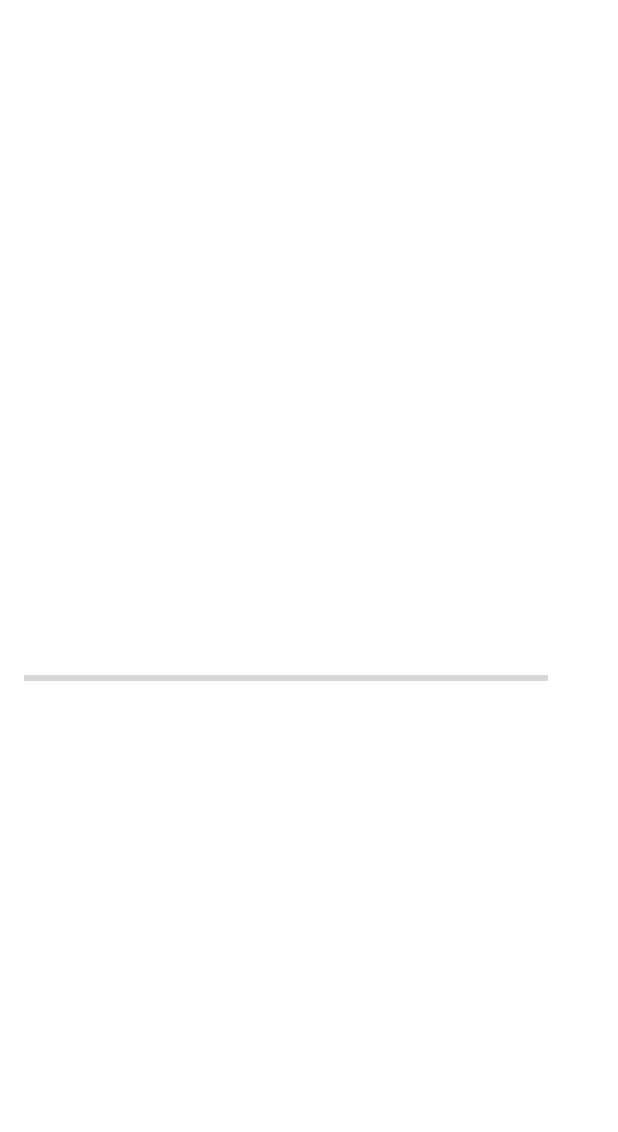
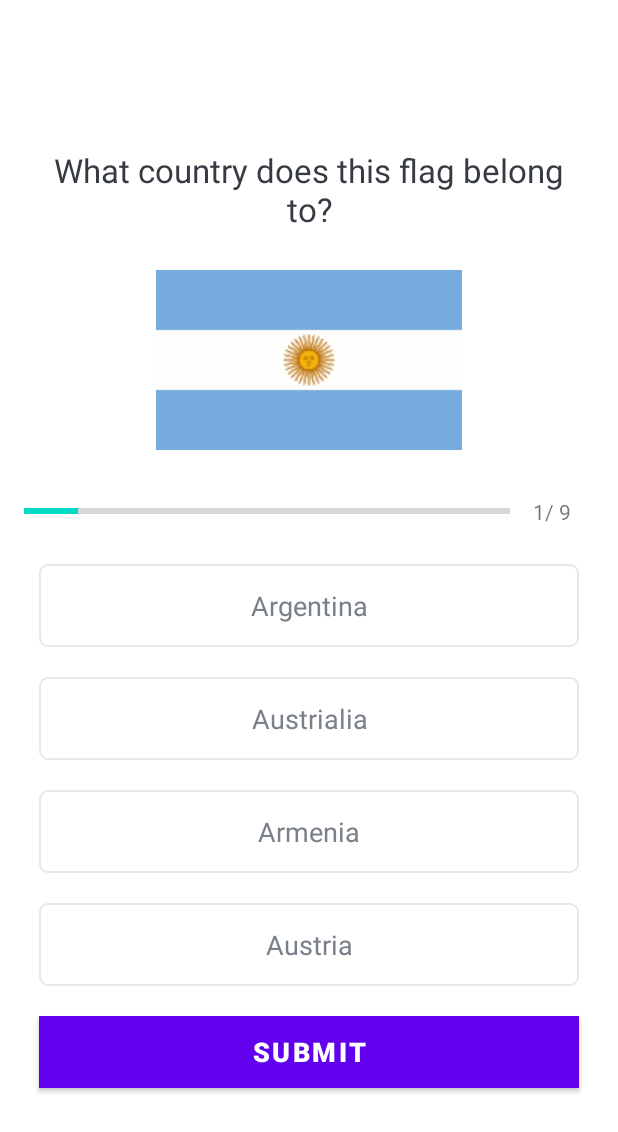
Before and after one commit to oguzhansecgel/Quiz-App, an Android app: the QuizQeustionsActivity screen opened directly, with no data from a screen before it, on a phone screen of 412 x 824 dp. Shown: the top 1132 px of the screen. Run offline under Robolectric (Android 15) with nearby library versions, the phone set to English and light mode, and no system bars.

Commit message:
Setting up The questions UI and connecting the UI to the model

```diff
--- a/app/src/main/java/com/example/quizapp/QuizQeustionsActivity.kt
+++ b/app/src/main/java/com/example/quizapp/QuizQeustionsActivity.kt
@@ -3,13 +3,54 @@ package com.example.quizapp
 import androidx.appcompat.app.AppCompatActivity
 import android.os.Bundle
 import android.util.Log
+import android.widget.ImageView
+import android.widget.ProgressBar
+import android.widget.TextView
 
 class QuizQeustionsActivity : AppCompatActivity() {
+    private var progressBar : ProgressBar?=null
+    private var tvProgress : TextView?=null
+    private var tvQuestion : TextView?=null
+    private var ivImage : ImageView?=null
+
+
+    private var tvOptionOne : TextView?=null
+    private var tvOptionTwo : TextView?=null
+    private var tvOptionThree : TextView?=null
+    private var tvOptionFour : TextView?=null
     override fun onCreate(savedInstanceState: Bundle?) {
         super.onCreate(savedInstanceState)
         setContentView(R.layout.activity_quiz_qeustions)
 
+        progressBar = findViewById(R.id.progressBar)
+        tvProgress = findViewById(R.id.tv_progress)
+        tvQuestion = findViewById(R.id.tvQuestion)
+        ivImage = findViewById(R.id.iv_image)
+        tvOptionOne = findViewById(R.id.tv_option_one)
+        tvOptionTwo = findViewById(R.id.tv_option_two)
+        tvOptionThree = findViewById(R.id.tv_option_three)
+        tvOptionFour= findViewById(R.id.tv_option_four)
+
+
         val questionsList = Constants.getQuestions()
         Log.i("QuestionsList size is","${questionsList.size}")
+
+
+        for(i in questionsList)
+        {
+            Log.e("Questions",i.question)
+        }
+
+        var currentPosition = 1
+        val question : Question = questionsList[currentPosition-1]
+        ivImage?.setImageResource(question.image)
+        progressBar?.progress=currentPosition
+        tvProgress?.text="$currentPosition/ ${progressBar?.max}"
+        tvQuestion?.text=question.question
+        tvOptionOne?.text=question.optionOne
+        tvOptionTwo?.text=question.optionTwo
+        tvOptionThree?.text=question.optionThree
+        tvOptionFour?.text=question.optionFour
+
     }
 }
--- /dev/null
+++ b/app/src/main/res/drawable/default_option_border_bg.xml
@@ -0,0 +1,10 @@
+<?xml version="1.0" encoding="utf-8"?>
+<shape xmlns:android="http://schemas.android.com/apk/res/android"
+        android:shape="rectangle"
+>
+<stroke
+    android:width="1dp"
+    android:color="#E8E8E8"/>
+    <solid android:color="@color/white"/>
+    <corners android:radius="5dp"/>
+</shape>
--- a/app/src/main/res/layout/activity_quiz_qeustions.xml
+++ b/app/src/main/res/layout/activity_quiz_qeustions.xml
@@ -21,13 +21,13 @@
                     android:textColor="#363A43"
                     tools:text="What country does this flag belong to ?"
             />
+
             <ImageView android:layout_width="wrap_content" android:layout_height="wrap_content"
                        android:id="@+id/iv_image"
                        android:layout_marginTop="16dp"
                        android:contentDescription="Quiz Image"
-                   tools:src = "@drawable/ic_flag_of_argentina"
+                       tools:src="@drawable/ic_flag_of_argentina"
             />
-
             <LinearLayout android:layout_width="match_parent" android:layout_height="wrap_content"
                           android:gravity="center_vertical"
                           android:layout_marginTop="16dp"
@@ -54,6 +54,54 @@
                        tools:text="0/9"
              />
          </LinearLayout>
+        <TextView
+                android:id="@+id/tv_option_one"
+                android:layout_width="match_parent" android:layout_height="wrap_content"
+                  android:layout_margin="10dp"
+                  android:background="@drawable/default_option_border_bg"
+                  android:gravity="center"
+                  android:padding="15dp"
+                  android:textColor="#7A8089"
+                  android:textSize="18sp"
+                  tools:text="Apple"/>
+            <TextView
+                    android:id="@+id/tv_option_two"
+                    android:layout_width="match_parent" android:layout_height="wrap_content"
+                      android:layout_margin="10dp"
+                      android:background="@drawable/default_option_border_bg"
+                      android:gravity="center"
+                      android:padding="15dp"
+                      android:textColor="#7A8089"
+                      android:textSize="18sp"
+                      tools:text="Apple"/>
+            <TextView
+                    android:id="@+id/tv_option_three"
+                    android:layout_width="match_parent" android:layout_height="wrap_content"
+                      android:layout_margin="10dp"
+                      android:background="@drawable/default_option_border_bg"
+                      android:gravity="center"
+                      android:padding="15dp"
+                      android:textColor="#7A8089"
+                      android:textSize="18sp"
+                      tools:text="Apple"/>
+            <TextView
+                    android:id="@+id/tv_option_four"
+                    android:layout_width="match_parent" android:layout_height="wrap_content"
+                      android:layout_margin="10dp"
+                      android:background="@drawable/default_option_border_bg"
+                      android:gravity="center"
+                      android:padding="15dp"
+                      android:textColor="#7A8089"
+                      android:textSize="18sp"
+                      tools:text="Apple"/>
 
+            <Button android:layout_width="match_parent" android:layout_height="wrap_content"
+                    android:id="@+id/btn_submit"
+                    android:layout_margin="10dp"
+                    android:background="@color/design_default_color_primary"
+                    android:text="SUBMIT"
+                    android:textColor="@android:color/white"
+                    android:textSize="18sp"
+                    android:textStyle="bold"/>
         </LinearLayout>
 </ScrollView>
```
Lines whose indentation alone changed are shown as unchanged.
